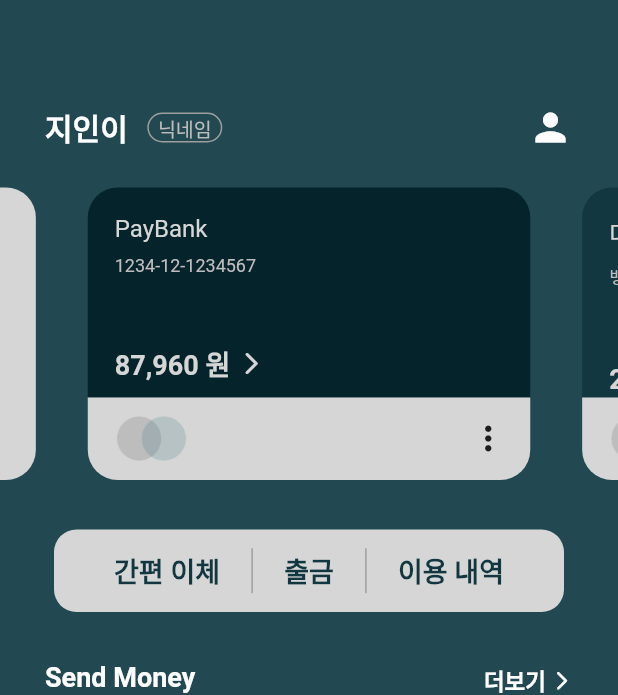
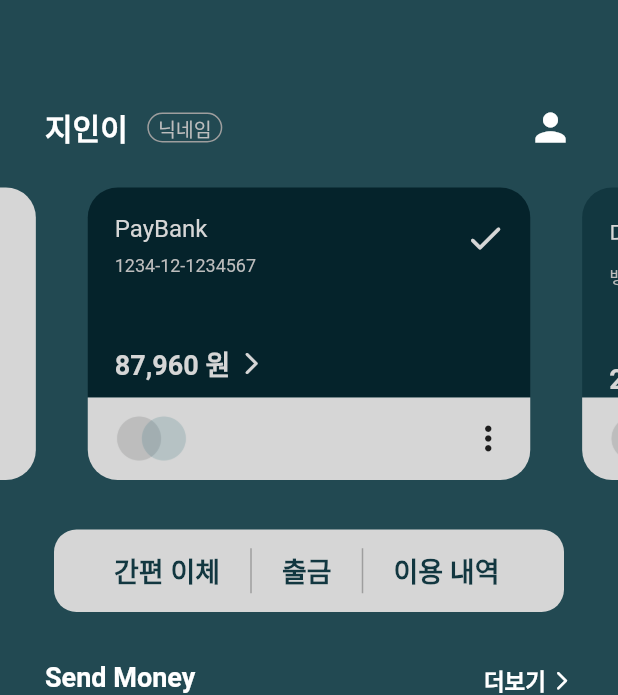
Before and after one commit to zixxin/FlutterProject02, a Flutter app: the screen it shows after launch, after a tap on the "arrow forward ios" icon, on a phone screen of 412 x 824 dp. Shown: the top 695 px of the screen. Run offline on Flutter 3.47's test engine with Material 2 defaults, Android fonts, the phone set to English and light mode, and no system bars; drawn by our look-alikes of carousel_slider.

Commit message:
카드 체크 표시 추가

```diff
--- a/lib/main.dart
+++ b/lib/main.dart
@@ -379,7 +379,7 @@ Widget _menus() {
     crossAxisAlignment: CrossAxisAlignment.center,
     children: <Widget>[
       Container(
-          padding: const EdgeInsets.only(left: 40.0, right: 40.0),
+          padding: const EdgeInsets.only(left: 40.0, right: 43.0),
           margin: const EdgeInsets.only(top: 8.0),
           width: 340,
           height: 55,
@@ -508,6 +508,19 @@ Widget _maincardDetails() {
     mainAxisAlignment: MainAxisAlignment.start,
     crossAxisAlignment: CrossAxisAlignment.start,
     children: <Widget>[
+      Container(child: _stars()),
+      Container(
+          margin: const EdgeInsets.only(top: 45.0, left: 18.0),
+          child: _money1()),
+    ],
+  );
+}
+
+Widget _mainInfo() {
+  return Column(
+    mainAxisAlignment: MainAxisAlignment.start,
+    crossAxisAlignment: CrossAxisAlignment.start,
+    children: <Widget>[
       Container(
           margin: const EdgeInsets.only(top: 18.0, left: 18.0),
           child: Text(
@@ -526,9 +539,41 @@ Widget _maincardDetails() {
                 // fontWeight: FontWeight.bold,
                 fontSize: 12),
           )),
-      Container(
-          margin: const EdgeInsets.only(top: 45.0, left: 18.0),
-          child: _money1()),
+    ],
+  );
+}
+
+Widget _stars() {
+  return Row(
+    mainAxisAlignment: MainAxisAlignment.spaceBetween,
+    children: <Widget>[
+      Column(
+        // mainAxisAlignment: MainAxisAlignment.start,
+        crossAxisAlignment: CrossAxisAlignment.start,
+        // Row에서는 mainAxis가 가로, crossAxis가 세로
+        // Column에서는 crossAxis가 가로, mainAxis가 세로
+        children: [Container(child: _mainInfo())],
+      ),
+      Column(
+        // mainAxisAlignment: MainAxisAlignment.start,
+        crossAxisAlignment: CrossAxisAlignment.start,
+        // Row에서는 mainAxis가 가로, crossAxis가 세로
+        // Column에서는 crossAxis가 가로, mainAxis가 세로
+        children: [
+          Container(
+            margin: const EdgeInsets.only(top: 8.0, right: 16.0),
+            child: IconButton(
+              // 아래 두 줄의 코드가 IconButton의 의미없는 여백을 줄임
+              padding: EdgeInsets.zero, // 패딩 설정
+              constraints: const BoxConstraints(), // constraints
+              icon: const Icon(Icons.check_rounded),
+              color: Colors.grey[350],
+              iconSize: 28.0,
+              onPressed: () {},
+            ),
+          ),
+        ],
+      ),
     ],
   );
 }
@@ -671,56 +716,13 @@ Widget _othercardDetails() {
           )),
       Container(
           margin: const EdgeInsets.only(top: 45.0, left: 18.0),
-          child: _money2()),
-    ],
-  );
-}
-
-Widget _money2() {
-  return Row(
-    mainAxisAlignment: MainAxisAlignment.start,
-    children: <Widget>[
-      Column(
-        // mainAxisAlignment: MainAxisAlignment.start,
-        crossAxisAlignment: CrossAxisAlignment.start,
-        // Row에서는 mainAxis가 가로, crossAxis가 세로
-        // Column에서는 crossAxis가 가로, mainAxis가 세로
-        children: [
-          Text(
+          child: Text(
             '23,850 원',
             style: TextStyle(
                 color: Colors.grey[350],
                 fontWeight: FontWeight.bold,
                 fontSize: 18),
-          ),
-        ],
-      ),
-      Column(
-        // mainAxisAlignment: MainAxisAlignment.start,
-        crossAxisAlignment: CrossAxisAlignment.start,
-        // Row에서는 mainAxis가 가로, crossAxis가 세로
-        // Column에서는 crossAxis가 가로, mainAxis가 세로
-        children: [
-          Container(width: 5),
-        ],
-      ),
-      Column(
-        // mainAxisAlignment: MainAxisAlignment.start,
-        crossAxisAlignment: CrossAxisAlignment.start,
-        // Row에서는 mainAxis가 가로, crossAxis가 세로
-        // Column에서는 crossAxis가 가로, mainAxis가 세로
-        children: [
-          IconButton(
-            // 아래 두 줄의 코드가 IconButton의 의미없는 여백을 줄임
-            padding: EdgeInsets.zero, // 패딩 설정
-            constraints: const BoxConstraints(), // constraints
-            icon: const Icon(Icons.arrow_forward_ios_rounded),
-            color: Colors.grey[350],
-            iconSize: 18.0,
-            onPressed: () {},
-          ),
-        ],
-      ),
+          )),
     ],
   );
 }
```
